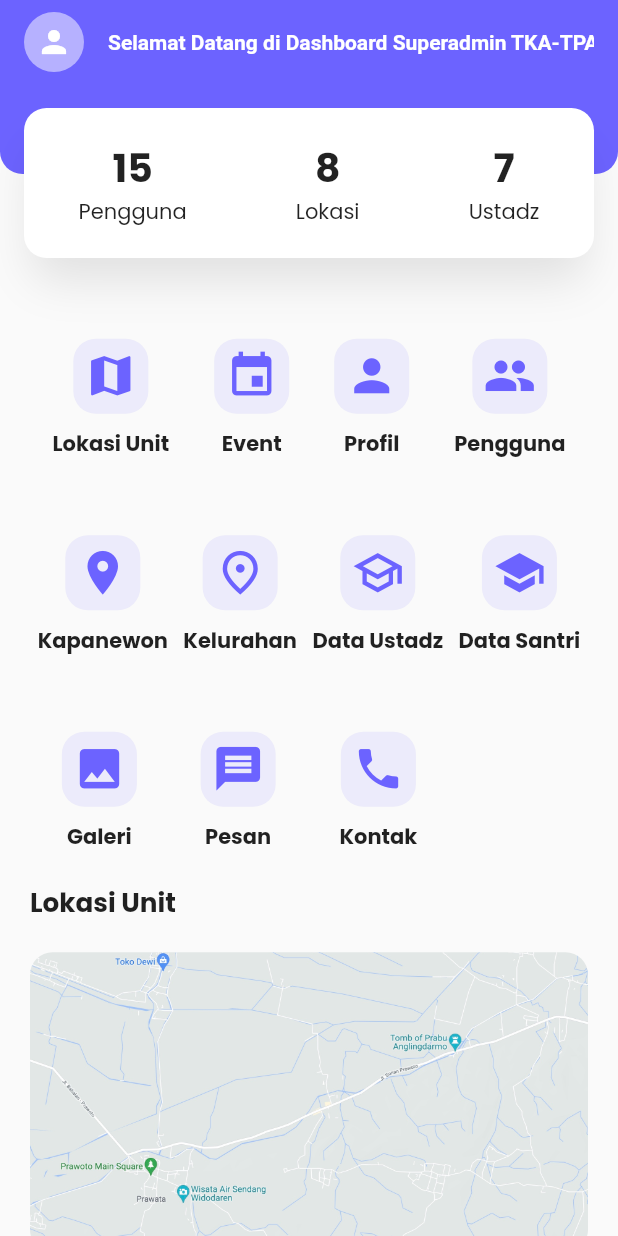
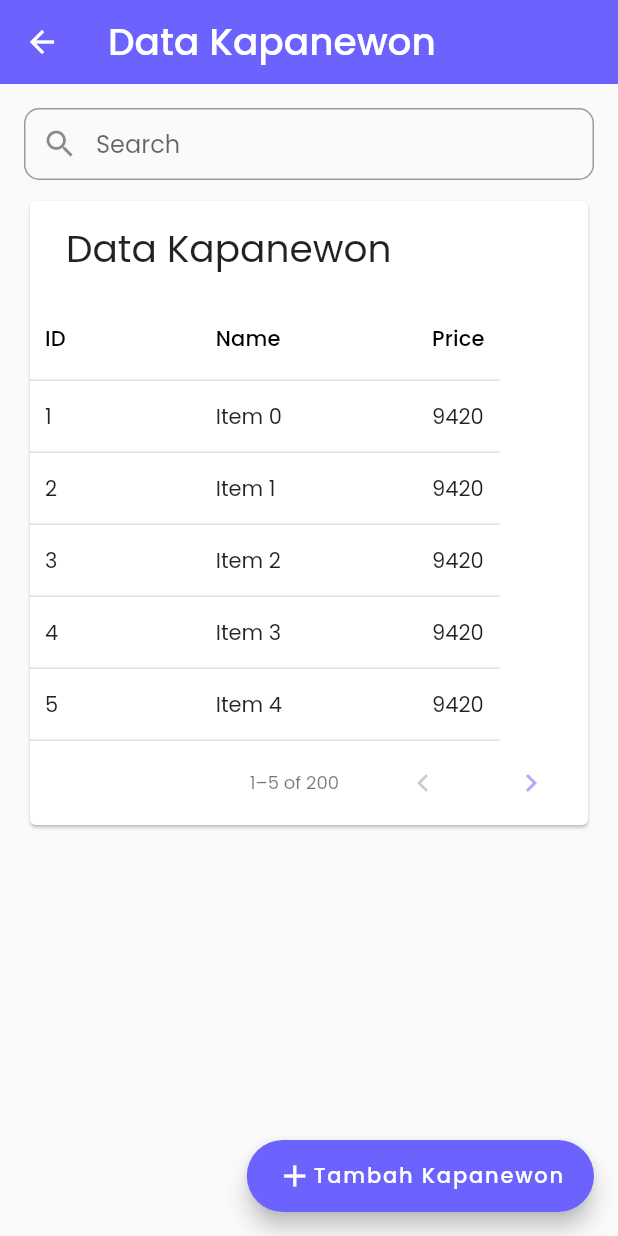
Before and after one commit to AdiatsaPutra/sibaba, a Flutter app: the DashboardPage screen opened directly, after a tap on "Kapanewon", on a phone screen of 412 x 824 dp. Run offline on Flutter 3.47's test engine with Material 2 defaults, Android fonts, the phone set to English and light mode, and no system bars; drawn by our look-alikes of velocity_x; our stand-ins replace bloc, dartz, datetime_picker_formfield, dio, equatable, flutter_bloc and 6 more; missing offline and left inert: html_editor_enhanced.

Commit message:
Added pages

```diff
--- a/lib/applications/admin/dashboard/pages/dashboard_page.dart
+++ b/lib/applications/admin/dashboard/pages/dashboard_page.dart
@@ -2,7 +2,14 @@ import 'dart:io';
 
 import 'package:flutter/material.dart';
 import 'package:get/get.dart';
+import 'package:sibaba/applications/admin/dashboard/pages/event_page.dart';
+import 'package:sibaba/applications/admin/dashboard/pages/gallery_page.dart';
+import 'package:sibaba/applications/admin/dashboard/pages/kapanewon_page.dart';
+import 'package:sibaba/applications/admin/dashboard/pages/kelurahan_page.dart';
+import 'package:sibaba/applications/admin/dashboard/pages/kontak_page.dart';
+import 'package:sibaba/applications/admin/dashboard/pages/pesan_page.dart';
 import 'package:sibaba/applications/admin/dashboard/widgets/kategori_item.dart';
+import 'package:sibaba/applications/tentang_kami/models/tentang.dart';
 import 'package:sibaba/presentation/core.dart';
 import 'package:velocity_x/velocity_x.dart';
 
@@ -68,41 +75,47 @@ class DashboardPage extends StatelessWidget {
               children: [
                 KategoriItem(
                   icon: Icons.map,
-                  title: 'Lokasi Unit',
+                  title: 'Lokasi Unit\n',
                   onTap: () {
                     Get.to(() => LokasiUnitPage());
                   },
                 ),
                 KategoriItem(
                   icon: Icons.event,
-                  title: 'Event',
-                  onTap: () {},
+                  title: 'Event\n',
+                  onTap: () {
+                    Get.to(() => const EventPage());
+                  },
                 ),
                 KategoriItem(
                   icon: Icons.person,
-                  title: 'Profil',
+                  title: 'Profil\nWebsite',
                   onTap: () {},
                 ),
                 KategoriItem(
                   icon: Icons.people,
-                  title: 'Pengguna',
+                  title: 'Pengguna\n',
                   onTap: () {},
                 ),
               ],
             ),
-            const SizedBox(height: 50),
+            const SizedBox(height: 20),
             Row(
               mainAxisAlignment: MainAxisAlignment.spaceAround,
               children: [
                 KategoriItem(
                   icon: Icons.place,
                   title: 'Kapanewon',
-                  onTap: () {},
+                  onTap: () {
+                    Get.to(() => KapanewonPage());
+                  },
                 ),
                 KategoriItem(
                   icon: Icons.place_outlined,
                   title: 'Kelurahan',
-                  onTap: () {},
+                  onTap: () {
+                    Get.to(() => KelurahanPage());
+                  },
                 ),
                 KategoriItem(
                   icon: Icons.school_outlined,
@@ -123,24 +136,25 @@ class DashboardPage extends StatelessWidget {
                 KategoriItem(
                   icon: Icons.image,
                   title: 'Galeri',
-                  onTap: () {},
+                  onTap: () {
+                    Get.to(() => const GalleryPage());
+                  },
                 ),
                 KategoriItem(
                   icon: Icons.message,
                   title: 'Pesan',
-                  onTap: () {},
+                  onTap: () {
+                    Get.to(() => const PesanPage());
+                  },
                 ),
                 KategoriItem(
                   icon: Icons.phone,
                   title: 'Kontak',
-                  onTap: () {},
+                  onTap: () {
+                    Get.to(() => const KontakPage());
+                  },
                 ),
                 const SizedBox(width: 50)
-                // KategoriItem(
-                //   icon: Icons.school,
-                //   title: 'Data Santri',
-                //   onTap: () {},
-                // ),
               ],
             ),
             const SizedBox(height: 20),
--- /dev/null
+++ b/lib/applications/admin/dashboard/pages/kapanewon_page.dart
@@ -0,0 +1,119 @@
+import 'dart:math';
+
+import 'package:flutter/material.dart';
+import 'package:get/get.dart';
+import 'package:sibaba/presentation/color_constant.dart';
+import 'package:sibaba/presentation/widgets/sibaba_textfield.dart';
+import 'package:velocity_x/velocity_x.dart';
+
+class KapanewonPage extends StatelessWidget {
+  final DataTableSource _data = MyData();
+
+  KapanewonPage({Key? key}) : super(key: key);
+
+  @override
+  Widget build(BuildContext context) {
+    return Scaffold(
+      appBar: AppBar(
+        title: 'Data Kapanewon'.text.xl.color(Colors.white).make(),
+        iconTheme: const IconThemeData(color: Colors.white),
+        elevation: 0,
+      ),
+      resizeToAvoidBottomInset: false,
+      body: VStack(
+        [
+          TextFormField(
+            controller: TextEditingController(),
+            decoration: const InputDecoration(
+              prefixIcon: Icon(Icons.search),
+              hintText: 'Search',
+            ),
+            onChanged: (value) {},
+          ),
+          const SizedBox(height: 10),
+          PaginatedDataTable(
+            source: _data,
+            header: 'Data Kapanewon'.text.xl.make(),
+            columns: const [
+              DataColumn(label: Text('ID')),
+              DataColumn(label: Text('Name')),
+              DataColumn(label: Text('Price'))
+            ],
+            columnSpacing: 100,
+            horizontalMargin: 10,
+            rowsPerPage: 5,
+            showCheckboxColumn: false,
+          ),
+        ],
+      ).centered().p16().scrollVertical(),
+      floatingActionButton: FloatingActionButton.extended(
+        backgroundColor: primaryColor,
+        onPressed: () {
+          final res = VxDialog.showCustom(context,
+              child: Dialog(
+                insetPadding: const EdgeInsets.all(10),
+                backgroundColor: Colors.white,
+                child: VStack([
+                  'Input Kapanewon'.text.xl.bold.make().pOnly(bottom: 10),
+                  VStack([
+                    'Nama Kapanewon'.text.base.bold.make(),
+                    TextFormField()
+                        .stylized(hint: 'Masukkan Nama Kapanewon')
+                        .pOnly(bottom: 10),
+                    'Kode Kapanewon'.text.base.bold.make(),
+                    TextFormField()
+                        .stylized(hint: 'Kode Pos Kapanewon')
+                        .pOnly(bottom: 10),
+                  ]),
+                  Row(
+                      mainAxisAlignment: MainAxisAlignment.spaceEvenly,
+                      children: [
+                        OutlinedButton(
+                          onPressed: () {
+                            Navigator.pop(context, true);
+                          },
+                          child: 'Batal'.text.base.color(Colors.grey).make(),
+                        ).box.width(Get.width / 3).make(),
+                        ElevatedButton(
+                          onPressed: () {},
+                          child: 'Simpan'.text.base.make(),
+                        ).box.width(Get.width / 3).make(),
+                      ])
+                ]).p16(),
+              ));
+        },
+        label: HStack([
+          const Icon(Icons.add),
+          'Tambah Kapanewon'.text.base.make(),
+        ]),
+      ),
+    );
+  }
+}
+
+// The "soruce" of the table
+class MyData extends DataTableSource {
+  // Generate some made-up data
+  final List<Map<String, dynamic>> _data = List.generate(
+      200,
+      (index) => {
+            "id": index + 1,
+            "title": "Item $index",
+            "price": Random().nextInt(10000)
+          });
+
+  @override
+  bool get isRowCountApproximate => false;
+  @override
+  int get rowCount => _data.length;
+  @override
+  int get selectedRowCount => 0;
+  @override
+  DataRow getRow(int index) {
+    return DataRow(cells: [
+      DataCell(Text(_data[index]['id'].toString())),
+      DataCell(Text(_data[index]["title"])),
+      DataCell(Text(_data[index]["price"].toString())),
+    ]);
+  }
+}
--- a/lib/applications/admin/dashboard/widgets/kategori_item.dart
+++ b/lib/applications/admin/dashboard/widgets/kategori_item.dart
@@ -26,7 +26,7 @@ class KategoriItem extends StatelessWidget {
               .rounded
               .make(),
           const SizedBox(height: 10),
-          title.text.base.bold.make(),
+          title.text.base.bold.center.make(),
         ],
         crossAlignment: CrossAxisAlignment.center,
       ),
--- a/lib/presentation/widgets/sibaba_textfield.dart
+++ b/lib/presentation/widgets/sibaba_textfield.dart
@@ -1,5 +1,5 @@
 import 'package:flutter/material.dart';
-import 'package:sibaba/presentation/constants.dart';
+import 'package:sibaba/presentation/color_constant.dart';
 
 extension SibabaTextField on Widget {
   Widget stylized({String? hint}) {
@@ -11,7 +11,7 @@ extension SibabaTextField on Widget {
             borderRadius: BorderRadius.circular(10),
             borderSide: const BorderSide(color: primaryColor),
           ),
-          contentPadding: EdgeInsets.all(10)),
+          contentPadding: const EdgeInsets.all(10)),
     );
   }
 }
```
Also changed, not shown: lib/applications/admin/dashboard/pages/data_unit_page.dart (+40 -57 lines), lib/applications/admin/dashboard/pages/event_page.dart (added, +29 -0 lines), lib/applications/admin/dashboard/pages/gallery_page.dart (added, +30 -0 lines), lib/applications/admin/dashboard/pages/kelurahan_page.dart (added, +125 -0 lines), lib/applications/admin/dashboard/pages/kontak_page.dart (added, +123 -0 lines), lib/applications/admin/dashboard/pages/pesan_page.dart (added, +39 -0 lines), lib/presentation/theme.dart (+8 -1 lines).
